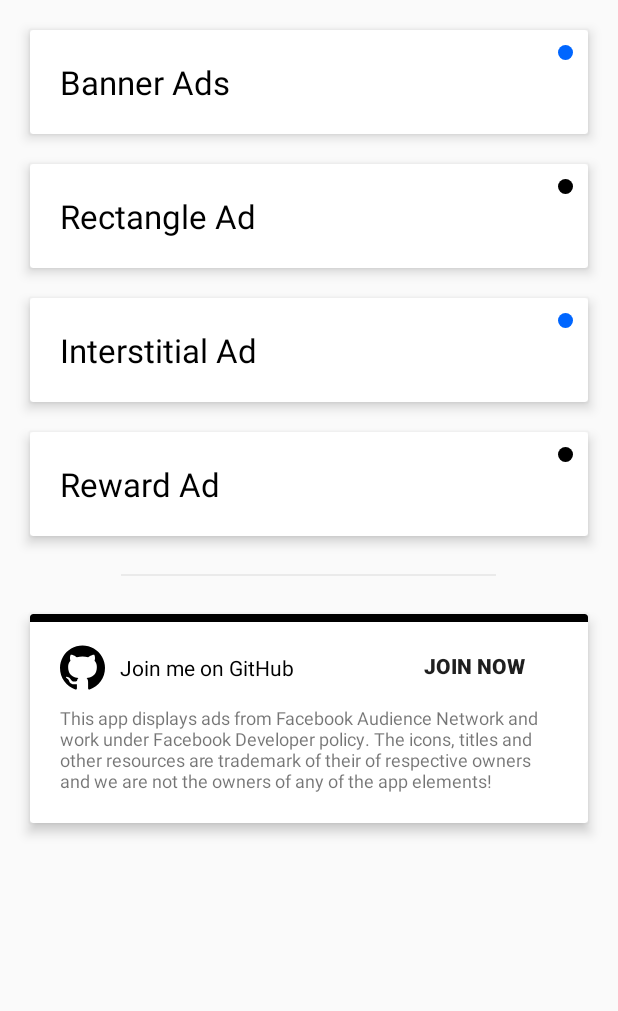
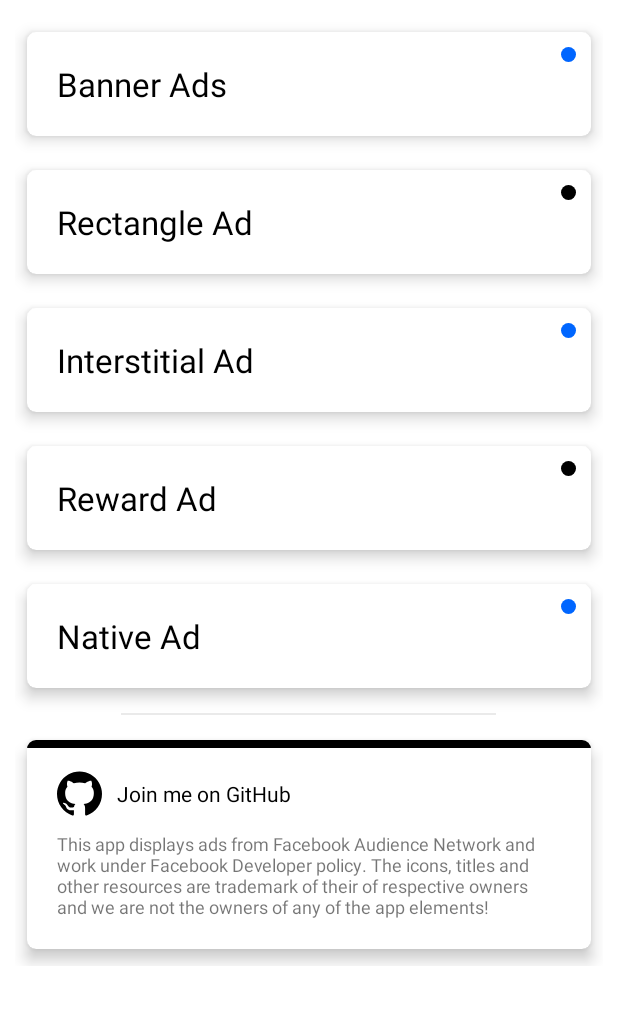
Before and after one commit to SabithPkcMnr/FacebookAds, an Android app: the screen it shows after launch (ActivityHome), on a phone screen of 412 x 824 dp, the part 225-1236 px from its top. Run offline under Robolectric (Android 15) with nearby library versions, the phone set to English and light mode, and no system bars; libraries missing offline, so code that uses them is left out: com.facebook.ads; 1 statement that could not run was skipped.

Commit message:
Updated libraries, codes, layouts, etc.

```diff
--- a/app/src/main/java/com/sabithpkcmnr/facebookads/ActivityHome.java
+++ b/app/src/main/java/com/sabithpkcmnr/facebookads/ActivityHome.java
@@ -9,10 +9,12 @@ import android.os.Bundle;
 import android.view.View;
 import android.widget.Button;
 
+import com.google.android.material.card.MaterialCardView;
+
 public class ActivityHome extends AppCompatActivity {
 
     Button btGitHub;
-    CardView cdBanner, cdInterstitial, cdRectangle, cdReward, cdGitHub;
+    MaterialCardView cdBanner, cdInterstitial, cdRectangle, cdReward, cdNative, cdGitHub;
 
     @Override
     protected void onCreate(Bundle savedInstanceState) {
@@ -23,6 +25,7 @@ public class ActivityHome extends AppCompatActivity {
         cdRectangle = findViewById(R.id.cdRectangle);
         cdInterstitial = findViewById(R.id.cdInterstitial);
         cdReward = findViewById(R.id.cdReward);
+        cdNative = findViewById(R.id.cdNative);
         btGitHub = findViewById(R.id.btGitHub);
         cdGitHub = findViewById(R.id.cdGitHub);
 
@@ -54,6 +57,13 @@ public class ActivityHome extends AppCompatActivity {
             }
         });
 
+        cdNative.setOnClickListener(new View.OnClickListener() {
+            @Override
+            public void onClick(View v) {
+                startActivity(new Intent(ActivityHome.this, Ad_Native.class));
+            }
+        });
+
         btGitHub.setOnClickListener(new View.OnClickListener() {
             @Override
             public void onClick(View v) {
--- a/app/src/main/res/layout/activity_ad_rectangle.xml
+++ b/app/src/main/res/layout/activity_ad_rectangle.xml
@@ -6,10 +6,10 @@
     tools:context=".Ad_Rectangle">
 
     <RelativeLayout
+        android:id="@+id/ad_rectangle"
         android:layout_width="match_parent"
         android:layout_height="wrap_content"
         android:layout_gravity="center"
-        android:gravity="center"
-        android:id="@+id/ad_rectangle"/>
+        android:gravity="center" />
 
 </LinearLayout>
--- a/app/src/main/res/layout/activity_ad_reward.xml
+++ b/app/src/main/res/layout/activity_ad_reward.xml
@@ -5,4 +5,7 @@
     android:layout_height="match_parent"
     tools:context=".Ad_Reward">
 
+
+
+
 </LinearLayout>
--- a/app/src/main/res/layout/activity_home.xml
+++ b/app/src/main/res/layout/activity_home.xml
@@ -45,21 +45,17 @@
         <LinearLayout
             android:layout_width="match_parent"
             android:layout_height="wrap_content"
-            android:orientation="vertical">
+            android:orientation="vertical"
+            android:padding="10dp">
 
-            <androidx.cardview.widget.CardView
+            <com.google.android.material.card.MaterialCardView
                 android:id="@+id/cdBanner"
                 android:layout_width="match_parent"
                 android:layout_height="wrap_content"
-                android:layout_marginStart="20dp"
-                android:layout_marginTop="20dp"
-                android:layout_marginEnd="20dp"
-                android:layout_marginBottom="20dp"
-                android:clickable="true"
-                android:focusable="true"
-                android:foreground="?attr/selectableItemBackground"
-                app:cardCornerRadius="2dp"
-                app:cardElevation="5dp">
+                app:cardBackgroundColor="@android:color/white"
+                app:cardCornerRadius="6dp"
+                app:cardElevation="6dp"
+                app:cardUseCompatPadding="true">
 
                 <LinearLayout
                     android:layout_width="match_parent"
@@ -83,20 +79,16 @@
 
                 </LinearLayout>
 
-            </androidx.cardview.widget.CardView>
+            </com.google.android.material.card.MaterialCardView>
 
-            <androidx.cardview.widget.CardView
+            <com.google.android.material.card.MaterialCardView
                 android:id="@+id/cdRectangle"
                 android:layout_width="match_parent"
                 android:layout_height="wrap_content"
-                android:layout_marginStart="20dp"
-                android:layout_marginEnd="20dp"
-                android:layout_marginBottom="20dp"
-                android:clickable="true"
-                android:focusable="true"
-                android:foreground="?attr/selectableItemBackground"
-                app:cardCornerRadius="2dp"
-                app:cardElevation="5dp">
+                app:cardBackgroundColor="@android:color/white"
+                app:cardCornerRadius="6dp"
+                app:cardElevation="6dp"
+                app:cardUseCompatPadding="true">
 
                 <LinearLayout
                     android:layout_width="match_parent"
@@ -120,19 +112,16 @@
 
                 </LinearLayout>
 
-            </androidx.cardview.widget.CardView>
+            </com.google.android.material.card.MaterialCardView>
 
-            <androidx.cardview.widget.CardView
+            <com.google.android.material.card.MaterialCardView
                 android:id="@+id/cdInterstitial"
                 android:layout_width="match_parent"
                 android:layout_height="wrap_content"
-                android:layout_marginStart="20dp"
-                android:layout_marginEnd="20dp"
-                android:clickable="true"
-                android:focusable="true"
-                android:foreground="?attr/selectableItemBackground"
-                app:cardCornerRadius="2dp"
-                app:cardElevation="5dp">
+                app:cardBackgroundColor="@android:color/white"
+                app:cardCornerRadius="6dp"
+                app:cardElevation="6dp"
+                app:cardUseCompatPadding="true">
 
                 <LinearLayout
                     android:layout_width="match_parent"
@@ -156,21 +145,16 @@
 
                 </LinearLayout>
 
-            </androidx.cardview.widget.CardView>
+            </com.google.android.material.card.MaterialCardView>
 
-            <androidx.cardview.widget.CardView
+            <com.google.android.material.card.MaterialCardView
                 android:id="@+id/cdReward"
                 android:layout_width="match_parent"
                 android:layout_height="wrap_content"
-                android:layout_marginStart="20dp"
-                android:layout_marginTop="20dp"
-                android:layout_marginEnd="20dp"
-                android:layout_marginBottom="20dp"
-                android:clickable="true"
-                android:focusable="true"
-                android:foreground="?attr/selectableItemBackground"
-                app:cardCornerRadius="2dp"
-                app:cardElevation="5dp">
+                app:cardBackgroundColor="@android:color/white"
+                app:cardCornerRadius="6dp"
+                app:cardElevation="6dp"
+                app:cardUseCompatPadding="true">
 
                 <LinearLayout
                     android:layout_width="match_parent"
@@ -194,7 +178,40 @@
 
                 </LinearLayout>
 
-            </androidx.cardview.widget.CardView>
+            </com.google.android.material.card.MaterialCardView>
+
+            <com.google.android.material.card.MaterialCardView
+                android:id="@+id/cdNative"
+                android:layout_width="match_parent"
+                android:layout_height="wrap_content"
+                app:cardBackgroundColor="@android:color/white"
+                app:cardCornerRadius="6dp"
+                app:cardElevation="6dp"
+                app:cardUseCompatPadding="true">
+
+                <LinearLayout
+                    android:layout_width="match_parent"
+                    android:layout_height="wrap_content">
+
+                    <TextView
+                        android:layout_width="0dp"
+                        android:layout_height="wrap_content"
+                        android:layout_margin="20dp"
+                        android:layout_weight="1"
+                        android:text="Native Ad"
+                        android:textColor="@android:color/black"
+                        android:textSize="22sp" />
+
+                    <View
+                        android:layout_width="10dp"
+                        android:layout_height="10dp"
+                        android:layout_marginTop="10dp"
+                        android:layout_marginEnd="10dp"
+                        android:background="@drawable/ellipse_card_corner" />
+
+                </LinearLayout>
+
+            </com.google.android.material.card.MaterialCardView>
 
             <View
                 android:layout_width="250dp"
@@ -203,19 +220,14 @@
                 android:layout_margin="5dp"
                 android:background="#eaeaea" />
 
-            <androidx.cardview.widget.CardView
+            <com.google.android.material.card.MaterialCardView
                 android:id="@+id/cdGitHub"
-                android:layout_width="match_parent"
+                android:layout_width="wrap_content"
                 android:layout_height="wrap_content"
-                android:layout_marginStart="20dp"
-                android:layout_marginTop="20dp"
-                android:layout_marginEnd="20dp"
-                android:layout_marginBottom="20dp"
-                android:clickable="true"
-                android:focusable="true"
-                android:foreground="?attr/selectableItemBackground"
-                app:cardCornerRadius="2dp"
-                app:cardElevation="5dp">
+                app:cardBackgroundColor="@android:color/white"
+                app:cardCornerRadius="6dp"
+                app:cardElevation="6dp"
+                app:cardUseCompatPadding="true">
 
                 <LinearLayout
                     android:layout_width="match_parent"
@@ -276,7 +288,7 @@
 
                 </LinearLayout>
 
-            </androidx.cardview.widget.CardView>
+            </com.google.android.material.card.MaterialCardView>
 
         </LinearLayout>
 
--- a/app/src/main/res/values/styles.xml
+++ b/app/src/main/res/values/styles.xml
@@ -1,22 +1,23 @@
 <resources>
 
-    <style name="ThemeDefault" parent="Theme.AppCompat.Light.NoActionBar">
+    <style name="ThemeDefault" parent="Theme.MaterialComponents.Light.NoActionBar">
         <item name="colorPrimary">@color/colorPrimary</item>
         <item name="colorPrimaryDark">@color/colorPrimaryDark</item>
         <item name="colorAccent">@color/colorAccent</item>
     </style>
 
-    <style name="ThemeAds" parent="Theme.AppCompat.Light.DarkActionBar">
+    <style name="ThemeSplash" parent="Theme.MaterialComponents.Light.NoActionBar">
+        <item name="colorPrimary">@color/colorPrimary</item>
+        <item name="colorPrimaryDark">@color/colorPrimaryDark</item>
+        <item name="colorAccent">@android:color/white</item>
+        <item name="android:windowTranslucentStatus">true</item>
+        <item name="android:navigationBarColor">@color/colorPrimaryDark</item>
+    </style>
+
+    <style name="ThemeAds" parent="Theme.MaterialComponents.Light.DarkActionBar">
         <item name="colorPrimary">@color/colorPrimary</item>
         <item name="colorPrimaryDark">@color/colorPrimaryDark</item>
         <item name="colorAccent">@color/colorAccent</item>
     </style>
 
-    <style name="ThemeSplash" parent="Theme.AppCompat.Light.NoActionBar">
-        <item name="colorPrimary">@color/colorPrimary</item>
-        <item name="colorPrimaryDark">@color/colorPrimaryDark</item>
-        <item name="colorAccent">@android:color/white</item>
-        <item name="android:navigationBarColor">@color/colorPrimaryDark</item>
-    </style>
-
 </resources>
--- a/build.gradle
+++ b/build.gradle
@@ -5,7 +5,7 @@ buildscript {
 
     }
     dependencies {
-        classpath 'com.android.tools.build:gradle:4.0.1'
+        classpath 'com.android.tools.build:gradle:4.1.2'
     }
 }
 
```
Also changed, not shown: app/build.gradle (+8 -10 lines), app/src/main/AndroidManifest.xml (+9 -4 lines), app/src/main/java/com/sabithpkcmnr/facebookads/ActivityBase.java (+8 -0 lines), app/src/main/java/com/sabithpkcmnr/facebookads/ActivityConfig.java (+7 -5 lines), app/src/main/java/com/sabithpkcmnr/facebookads/Ad_Banner.java (+18 -19 lines), app/src/main/java/com/sabithpkcmnr/facebookads/Ad_Interstitial.java (+36 -29 lines), app/src/main/java/com/sabithpkcmnr/facebookads/Ad_Native.java (added, +118 -0 lines), app/src/main/java/com/sabithpkcmnr/facebookads/Ad_Rectangle.java (+31 -1 lines), app/src/main/java/com/sabithpkcmnr/facebookads/Ad_Reward.java (+40 -2 lines), app/src/main/res/layout/activity_ad_banner.xml (+30 -39 lines), app/src/main/res/layout/activity_ad_native.xml (added, +26 -0 lines), app/src/main/res/layout/item_native_ad.xml (added, +113 -0 lines), gradle/wrapper/gradle-wrapper.properties, 589 other files.
